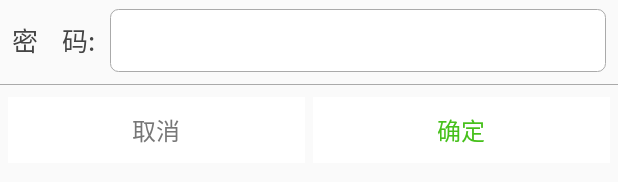
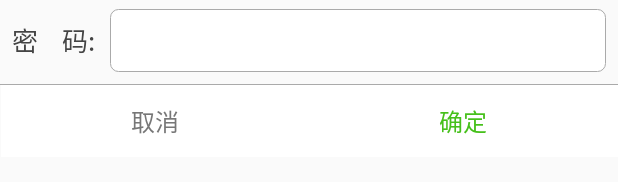
Before and after one commit to zhangqixiang-sh/PasswordManager, an Android app: the layout dialog_entry.xml on its own in the app's theme, with its tools: preview values and no code run, on a phone screen of 412 x 824 dp. Shown: the part 264-446 px from the top of the screen. Run offline under Robolectric (Android 15) with nearby library versions, the phone set to English and light mode, and no system bars.

Commit message:
修改添加密码的对话框

```diff
--- a/app/src/main/res/layout/dialog_entry.xml
+++ b/app/src/main/res/layout/dialog_entry.xml
@@ -85,18 +85,17 @@
     <LinearLayout
         android:layout_width="match_parent"
         android:layout_height="wrap_content"
-        android:layout_marginTop="8dp"
         android:orientation="horizontal">
 
         <TextView
             android:id="@+id/btn_cancel"
             android:layout_width="0dp"
             android:layout_height="match_parent"
-            android:layout_marginLeft="5dp"
+            android:layout_marginLeft="1px"
             android:layout_weight="1"
             android:background="@android:color/white"
             android:gravity="center"
-            android:padding="10dp"
+            android:padding="12dp"
             android:text="取消"
             android:textColor="#777"
             android:textSize="16sp"
@@ -106,12 +105,10 @@
             android:id="@+id/btn_confirm"
             android:layout_width="0dp"
             android:layout_height="match_parent"
-            android:layout_marginLeft="5dp"
-            android:layout_marginRight="5dp"
             android:layout_weight="1"
             android:background="@android:color/white"
             android:gravity="center"
-            android:padding="10dp"
+            android:padding="12dp"
             android:text="确定"
             android:textColor="@color/btn_normal_green"
             android:textSize="16sp"
```
